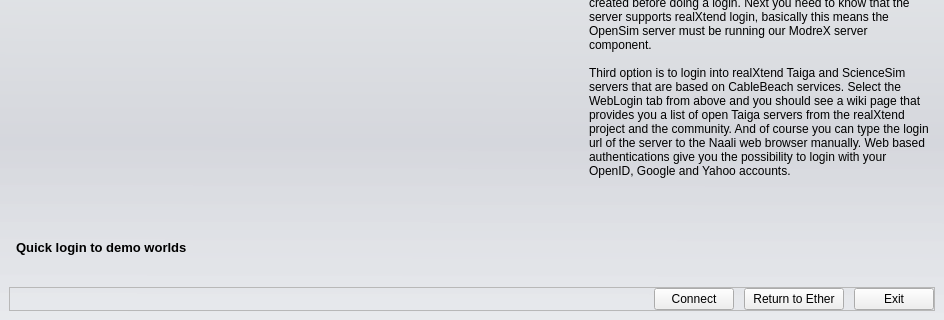
realXtend/tundra, file UiModule/ui/TraditionalLoginWidget.ui: the form before one commit; both pictures show x 0 to 944 and y 192 to 512 of the 944 by 512 pixel window.
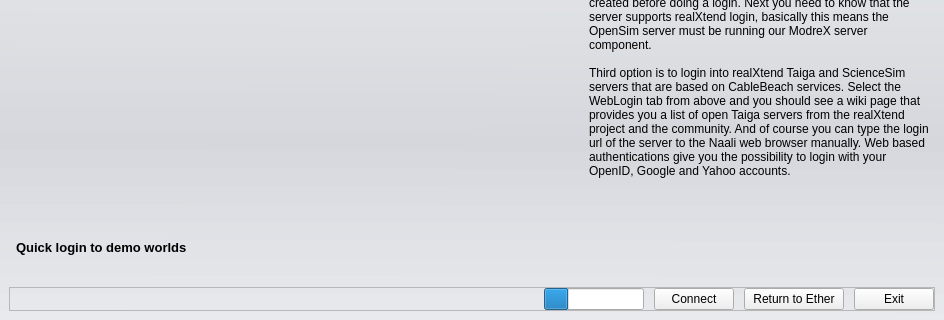
The form after the commit.

What changed in the file:
```diff
--- a/UiModule/ui/TraditionalLoginWidget.ui
+++ b/UiModule/ui/TraditionalLoginWidget.ui
@@ -551,12 +551,41 @@
                </property>
                <property name="sizeHint" stdset="0">
                 <size>
-                 <width>40</width>
-                 <height>20</height>
+                 <width>1</width>
+                 <height>1</height>
                 </size>
                </property>
               </spacer>
              </item>
+             <item>
+              <widget class="QLabel" name="statusLabel">
+               <property name="text">
+                <string/>
+               </property>
+              </widget>
+             </item>
+             <item>
+              <widget class="QProgressBar" name="progressBar">
+               <property name="sizePolicy">
+                <sizepolicy hsizetype="Fixed" vsizetype="Fixed">
+                 <horstretch>0</horstretch>
+                 <verstretch>0</verstretch>
+                </sizepolicy>
+               </property>
+               <property name="minimumSize">
+                <size>
+                 <width>100</width>
+                 <height>0</height>
+                </size>
+               </property>
+               <property name="value">
+                <number>24</number>
+               </property>
+               <property name="textVisible">
+                <bool>false</bool>
+               </property>
+              </widget>
+             </item>
              <item>
               <widget class="QPushButton" name="pushButton_Connect">
                <property name="text">
```
